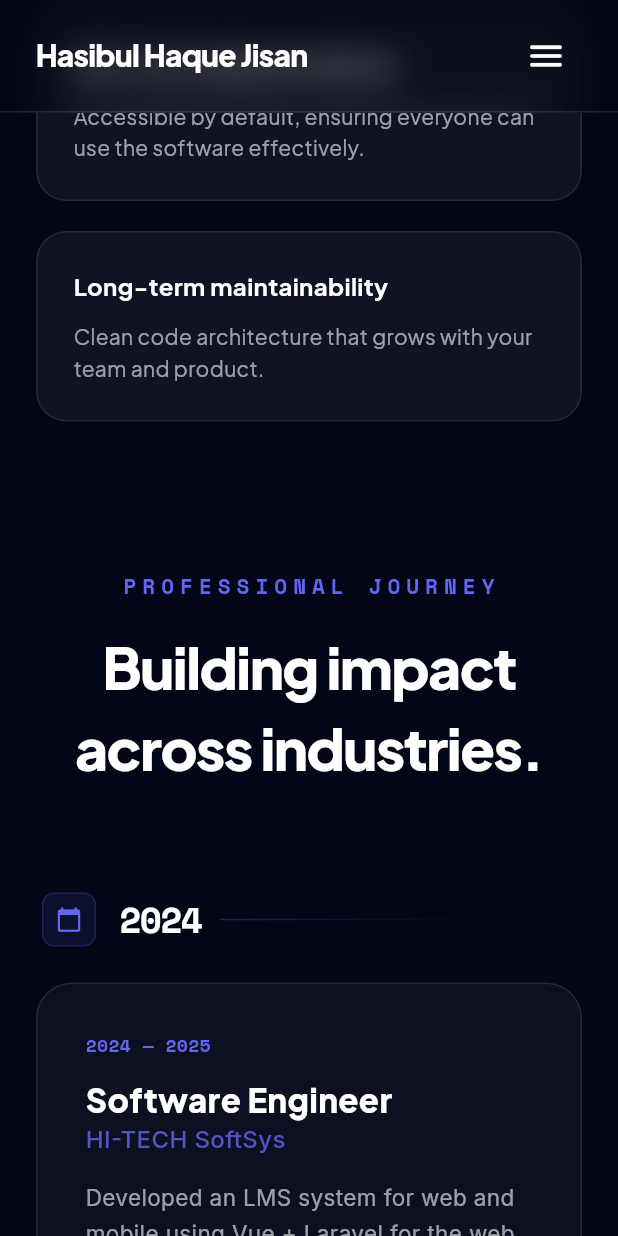
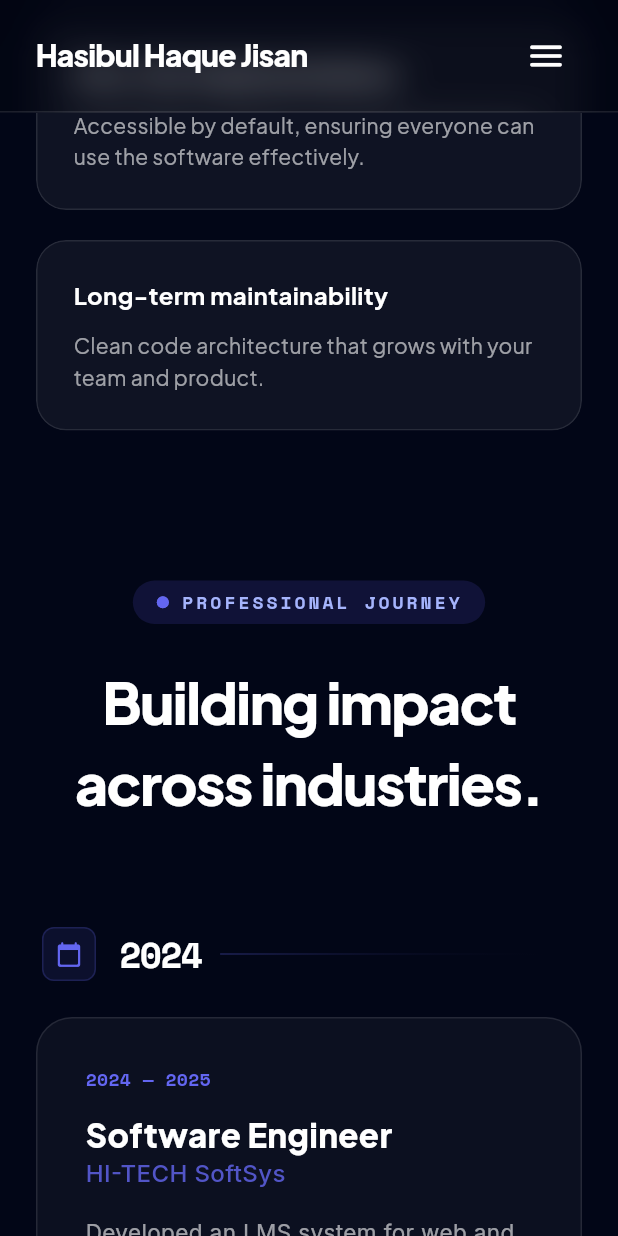
Before and after one commit to MHHJisan/self_portfolio_app, a Flutter app: the screen it shows after launch, scrolled down 1728 dp, on a phone screen of 412 x 824 dp. Run offline on Flutter 3.47's test engine with Material 3 defaults, Android fonts, the phone set to English and light mode, and no system bars; our stand-ins replace font_awesome_flutter, google_fonts, open_filex.

Commit message:
about and experience

```diff
--- a/lib/sections/about_section.dart
+++ b/lib/sections/about_section.dart
@@ -1,6 +1,5 @@
 import 'dart:ui';
 import 'package:flutter/material.dart';
-import 'package:google_fonts/google_fonts.dart';
 
 class AboutSection extends StatelessWidget {
   const AboutSection({super.key});
@@ -21,16 +20,11 @@ class AboutSection extends StatelessWidget {
             child: Column(
               children: [
                 const SizedBox(height: 16),
-                Text(
-                  "ABOUT ME",
-                  style: TextStyle(
-                    fontSize: 24,
-                    fontWeight: FontWeight.w900,
-                    letterSpacing: 4,
-                    color: const Color(0xFF4F46E5), // indigo-600
-                  ),
-                ),
-                const SizedBox(height: 16),
+
+                // --- NEW INTEGRATED BADGE ---
+                _buildAboutMeBadge(isDark),
+
+                const SizedBox(height: 24),
                 Text(
                   "Engineering calm, reliable interfaces for ambitious teams.",
                   textAlign: TextAlign.center,
@@ -58,21 +52,50 @@ class AboutSection extends StatelessWidget {
           const SizedBox(height: 60),
 
           // --- PRINCIPLES GRID ---
-          // On mobile we stack (Column), on web we spread (Row)
           if (isMobile)
-            Column(
-              children: _buildPrinciples(isDark),
-            )
+            Column(children: _buildPrinciples(isDark))
           else
             Row(
               crossAxisAlignment: CrossAxisAlignment.start,
               children: _buildPrinciples(isDark)
-                  .map((widget) => Expanded(child: Padding(
-                padding: const EdgeInsets.symmetric(horizontal: 10),
-                child: widget,
-              )))
+                  .map((widget) => Expanded(
+                child: Padding(
+                  padding: const EdgeInsets.symmetric(horizontal: 10),
+                  child: widget,
+                ),
+              ))
                   .toList(),
             ),
+        ],
+      ),
+    );
+  }
+
+  // Helper to build the badge
+  Widget _buildAboutMeBadge(bool isDark) {
+    return Container(
+      padding: const EdgeInsets.symmetric(horizontal: 16, vertical: 6),
+      decoration: BoxDecoration(
+        color: isDark
+            ? const Color(0xFF312E81).withOpacity(0.3)
+            : const Color(0xFFE0E7FF),
+        borderRadius: BorderRadius.circular(999),
+      ),
+      child: Row(
+        mainAxisSize: MainAxisSize.min,
+        children: [
+          const PingDot(), // The animated dot
+          const SizedBox(width: 8),
+          Text(
+            "About Me",
+            style: TextStyle(
+              fontSize: 14,
+              fontWeight: FontWeight.w600,
+              color: isDark
+                  ? const Color(0xFFA5B4FC)
+                  : const Color(0xFF4338CA),
+            ),
+          ),
         ],
       ),
     );
@@ -130,3 +153,61 @@ class AboutSection extends StatelessWidget {
     }).toList();
   }
 }
+
+// --- ANIMATED PING DOT COMPONENT ---
+class PingDot extends StatefulWidget {
+  const PingDot({super.key});
+
+  @override
+  State<PingDot> createState() => _PingDotState();
+}
+
+class _PingDotState extends State<PingDot> with SingleTickerProviderStateMixin {
+  late AnimationController _controller;
+
+  @override
+  void initState() {
+    super.initState();
+    _controller = AnimationController(
+      vsync: this,
+      duration: const Duration(seconds: 1),
+    )..repeat();
+  }
+
+  @override
+  void dispose() {
+    _controller.dispose();
+    super.dispose();
+  }
+
+  @override
+  Widget build(BuildContext context) {
+    return Stack(
+      alignment: Alignment.center,
+      children: [
+        FadeTransition(
+          opacity: Tween<double>(begin: 0.75, end: 0.0).animate(_controller),
+          child: ScaleTransition(
+            scale: Tween<double>(begin: 1.0, end: 2.5).animate(_controller),
+            child: Container(
+              height: 8,
+              width: 8,
+              decoration: const BoxDecoration(
+                color: Color(0xFF818CF8),
+                shape: BoxShape.circle,
+              ),
+            ),
+          ),
+        ),
+        Container(
+          height: 8,
+          width: 8,
+          decoration: const BoxDecoration(
+            color: Color(0xFF6366F1),
+            shape: BoxShape.circle,
+          ),
+        ),
+      ],
+    );
+  }
+}
--- a/lib/sections/experience_section.dart
+++ b/lib/sections/experience_section.dart
@@ -255,19 +255,66 @@ class ExperienceSection extends StatelessWidget {
     );
   }
 
+  // Widget _buildHeader(bool isDark) {
+  //   return Column(
+  //     children: [
+  //       Text(
+  //         "PROFESSIONAL JOURNEY",
+  //         style: GoogleFonts.spaceMono(
+  //           fontSize: 14,
+  //           fontWeight: FontWeight.bold,
+  //           letterSpacing: 4,
+  //           color: const Color(0xFF6366F1),
+  //         ),
+  //       ),
+  //       const SizedBox(height: 16),
+  //       Text(
+  //         "Building impact across industries.",
+  //         textAlign: TextAlign.center,
+  //         style: GoogleFonts.plusJakartaSans(
+  //           fontSize: 38,
+  //           fontWeight: FontWeight.w800,
+  //           letterSpacing: -1,
+  //           color: isDark ? Colors.white : const Color(0xFF0F172A),
+  //         ),
+  //       ),
+  //     ],
+  //   );
+  // }
+
+  // --- NEW INTEGRATED HEADER METHOD ---
   Widget _buildHeader(bool isDark) {
     return Column(
       children: [
-        Text(
-          "PROFESSIONAL JOURNEY",
-          style: GoogleFonts.spaceMono(
-            fontSize: 14,
-            fontWeight: FontWeight.bold,
-            letterSpacing: 4,
-            color: const Color(0xFF6366F1),
+        // THE NEW ANIMATED BADGE
+        Container(
+          padding: const EdgeInsets.symmetric(horizontal: 16, vertical: 6),
+          decoration: BoxDecoration(
+            color: isDark
+                ? const Color(0xFF312E81).withOpacity(0.3)
+                : const Color(0xFFE0E7FF),
+            borderRadius: BorderRadius.circular(999),
+          ),
+          child: Row(
+            mainAxisSize: MainAxisSize.min,
+            children: [
+              const PingDot(), // Reusing the animated dot component
+              const SizedBox(width: 8),
+              Text(
+                "PROFESSIONAL JOURNEY",
+                style: GoogleFonts.spaceMono(
+                  fontSize: 12, // Slightly smaller for the badge look
+                  fontWeight: FontWeight.bold,
+                  letterSpacing: 2,
+                  color: isDark
+                      ? const Color(0xFFA5B4FC)
+                      : const Color(0xFF4338CA),
+                ),
+              ),
+            ],
           ),
         ),
-        const SizedBox(height: 16),
+        const SizedBox(height: 24), // Increased spacing
         Text(
           "Building impact across industries.",
           textAlign: TextAlign.center,
@@ -425,3 +472,61 @@ class _ExperienceCardState extends State<ExperienceCard> {
     );
   }
 }
+
+// --- ANIMATED PING DOT COMPONENT (Ensure this is at the bottom of your file) ---
+class PingDot extends StatefulWidget {
+  const PingDot({super.key});
+
+  @override
+  State<PingDot> createState() => _PingDotState();
+}
+
+class _PingDotState extends State<PingDot> with SingleTickerProviderStateMixin {
+  late AnimationController _controller;
+
+  @override
+  void initState() {
+    super.initState();
+    _controller = AnimationController(
+      vsync: this,
+      duration: const Duration(seconds: 1),
+    )..repeat();
+  }
+
+  @override
+  void dispose() {
+    _controller.dispose();
+    super.dispose();
+  }
+
+  @override
+  Widget build(BuildContext context) {
+    return Stack(
+      alignment: Alignment.center,
+      children: [
+        FadeTransition(
+          opacity: Tween<double>(begin: 0.75, end: 0.0).animate(_controller),
+          child: ScaleTransition(
+            scale: Tween<double>(begin: 1.0, end: 2.5).animate(_controller),
+            child: Container(
+              height: 8,
+              width: 8,
+              decoration: const BoxDecoration(
+                color: Color(0xFF818CF8), // Indigo 400
+                shape: BoxShape.circle,
+              ),
+            ),
+          ),
+        ),
+        Container(
+          height: 8,
+          width: 8,
+          decoration: const BoxDecoration(
+            color: Color(0xFF6366F1), // Indigo 500
+            shape: BoxShape.circle,
+          ),
+        ),
+      ],
+    );
+  }
+}
--- a/lib/sections/hero_section.dart
+++ b/lib/sections/hero_section.dart
@@ -133,9 +133,8 @@ class HeroSection extends StatelessWidget {
                     foregroundColor: isDark ? Colors.white : Colors.black87,
                     padding: const EdgeInsets.symmetric(horizontal: 12, vertical: 16),
                     shape: RoundedRectangleBorder(borderRadius: BorderRadius.circular(16)),
-
                   ),
-                  child: const Text("mhhaque.tech@gmail.com"),
+                  child: const Text("mhhaque.tech@gmail.com", style: TextStyle(fontWeight: FontWeight.bold),),
               ),
             ),
 
```
